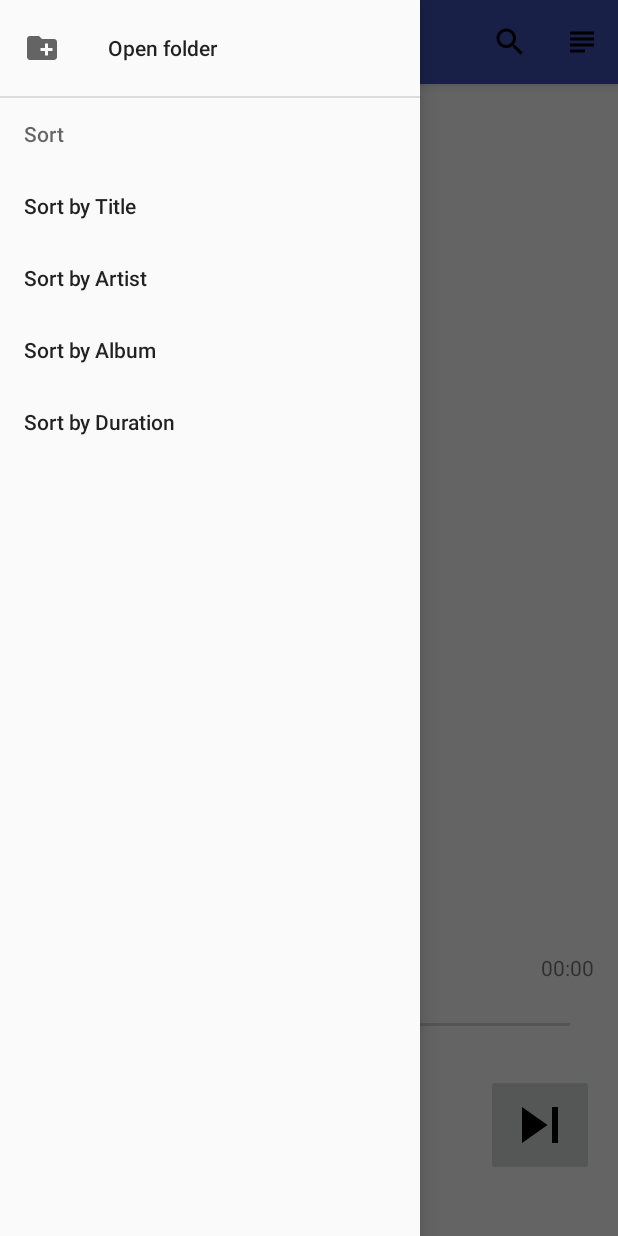
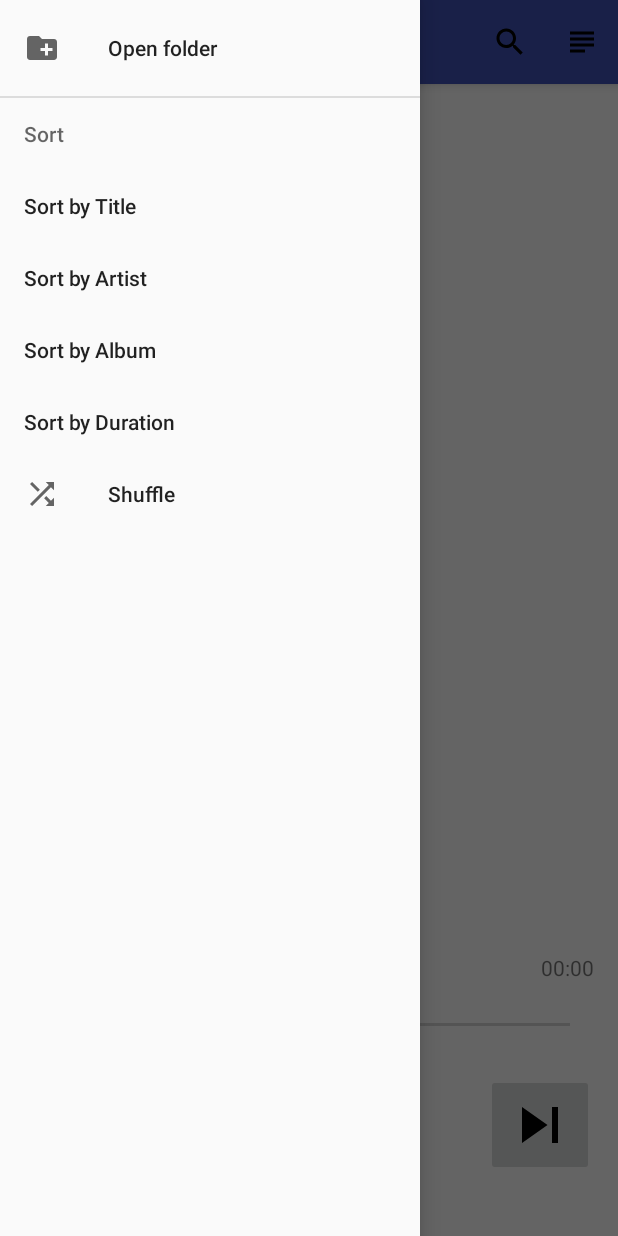
Before and after one commit to LanShunoda/MusicPlayer, an Android app: the screen it shows after launch (MainActivity), with the side drawer open, on a phone screen of 412 x 824 dp. Run offline under Robolectric (Android 15) with nearby library versions, the phone set to English and light mode, and no system bars; libraries missing offline, so code that uses them is left out: com.wnafee.vector; plain views replace MorphButton; 9 statements that could not run were skipped.

Commit message:
added shuffle

```diff
--- a/app/src/main/java/com/plorial/musicplayer/ui/activities/MainActivity.java
+++ b/app/src/main/java/com/plorial/musicplayer/ui/activities/MainActivity.java
@@ -137,6 +137,9 @@ public class MainActivity extends AppCompatActivity implements MVP_Main.Required
             case R.id.sort_duration:
                 presenter.sort(new SongsSort.SortByDuration());
                 break;
+            case R.id.shuffle:
+                presenter.sort(new SongsSort.SortByRandom());
+                break;
         }
         DrawerLayout drawer = (DrawerLayout) findViewById(R.id.drawer_layout);
         drawer.closeDrawer(GravityCompat.START);
--- a/app/src/main/java/com/plorial/musicplayer/utils/SongsSort.java
+++ b/app/src/main/java/com/plorial/musicplayer/utils/SongsSort.java
@@ -61,4 +61,12 @@ public class SongsSort {
             }
         }
     }
+
+    public static class SortByRandom implements Comparator<SongsListItem>{
+
+        @Override
+        public int compare(SongsListItem i1, SongsListItem i2) {
+            return Math.random() < 0.5 ? 1 : -1;
+        }
+    }
 }
--- /dev/null
+++ b/app/src/main/res/drawable/ic_shuffle_black_36px.xml
@@ -0,0 +1,9 @@
+<vector xmlns:android="http://schemas.android.com/apk/res/android"
+        android:width="36dp"
+        android:height="36dp"
+        android:viewportWidth="24.0"
+        android:viewportHeight="24.0">
+    <path
+        android:pathData="M10.59,9.17L5.41,4 4,5.41l5.17,5.17 1.42,-1.41zM14.5,4l2.04,2.04L4,18.59 5.41,20 17.96,7.46 20,9.5L20,4h-5.5zM14.83,13.41l-1.41,1.41 3.13,3.13L14.5,20L20,20v-5.5l-2.04,2.04 -3.13,-3.13z"
+        android:fillColor="#000000"/>
+</vector>
--- a/app/src/main/res/menu/activity_navigation_drawer.xml
+++ b/app/src/main/res/menu/activity_navigation_drawer.xml
@@ -22,4 +22,9 @@
             </menu>
         </item>
     </group>
+    <item
+        android:id="@+id/shuffle"
+        android:title="@string/Shuffle"
+        android:icon="@drawable/ic_shuffle_black_36px"
+        ></item>
 </menu>
--- a/app/src/main/res/values/strings.xml
+++ b/app/src/main/res/values/strings.xml
@@ -5,4 +5,5 @@
     <string name="drawer_close">Close</string>
     <string name="open_folder">Open folder</string>
     <string name="sort">Sort</string>
+    <string name="Shuffle">Shuffle</string>
 </resources>
```
